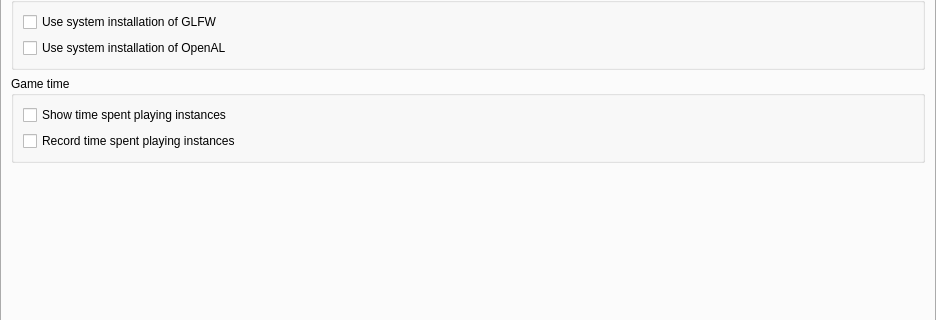
FreesmTeam/FreesmLauncher, file launcher/pages/global/MinecraftPage.ui: the form before one commit; both pictures show x 0 to 936 and y 177 to 497 of the 936 by 1134 pixel window.
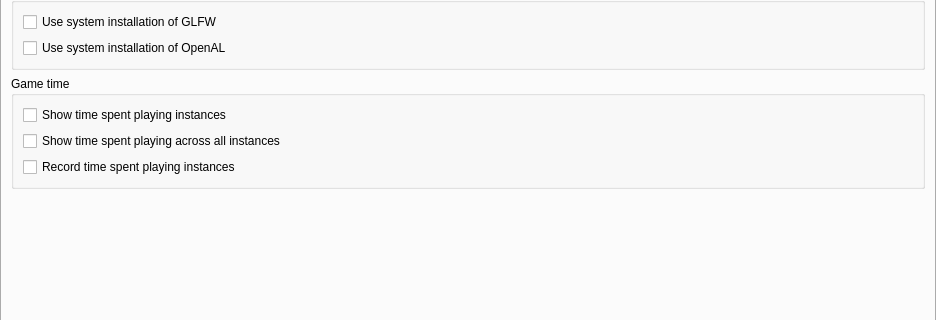
The form after the commit.

Commit message: NOISSUE Add option to disable global play time status

```diff
--- a/launcher/pages/global/MinecraftPage.ui
+++ b/launcher/pages/global/MinecraftPage.ui
@@ -147,6 +147,13 @@
             </property>
            </widget>
           </item>
+          <item>
+           <widget class="QCheckBox" name="showGlobalGameTime">
+            <property name="text">
+             <string>Show time spent playing across all instances</string>
+            </property>
+           </widget>
+          </item>
           <item>
            <widget class="QCheckBox" name="recordGameTime">
             <property name="text">
```
The commit also changes 3 other files.
